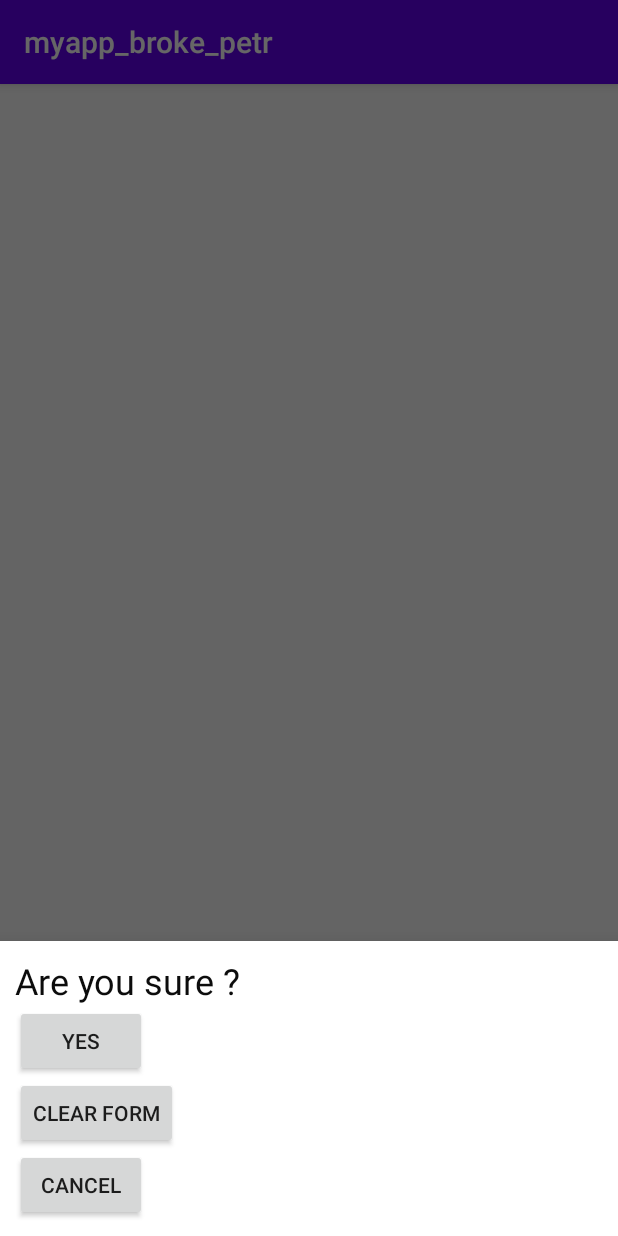
After one commit to vinitasan979/brokePtr, an Android app: the fragment BottomSheetDialog shown on its own in the app's theme, on a phone screen of 412 x 824 dp. The commit adds this screen. Run offline under Robolectric (Android 15) with nearby library versions, the phone set to English and light mode, and no system bars; 1 statement that could not run was skipped.

Commit message:
Error checking

```diff
--- a/app/src/main/java/com/example/myapp_broke_petr/Adapters/TransAdapter.java
+++ b/app/src/main/java/com/example/myapp_broke_petr/Adapters/TransAdapter.java
@@ -66,7 +66,6 @@ public class TransAdapter extends RecyclerView.Adapter<TransAdapter.ViewHolder>{
             tvAmount=itemView.findViewById(R.id.tvAmount);
             tvDate=itemView.findViewById(R.id.tvDate);
             tvProduct=itemView.findViewById(R.id.tvProduct);
-            ibDelete=itemView.findViewById(R.id.ibDelete);
 
         }
 
--- /dev/null
+++ b/app/src/main/java/com/example/myapp_broke_petr/BottomSheetDialog.java
@@ -0,0 +1,67 @@
+package com.example.myapp_broke_petr;
+
+import android.content.Context;
+import android.os.Bundle;
+import android.view.LayoutInflater;
+import android.view.View;
+import android.view.ViewGroup;
+import android.widget.Button;
+import android.widget.Toast;
+
+import com.google.android.material.bottomsheet.BottomSheetDialogFragment;
+
+import androidx.annotation.NonNull;
+import androidx.annotation.Nullable;
+
+public class BottomSheetDialog extends BottomSheetDialogFragment {
+    //private BottomSheetListener listener;
+
+    Button btnConfirm;
+    Button btnCancel;
+    Button btnClear;
+
+
+    //inflat the we defined for bottom sheet dialogue
+    @Nullable
+    @Override
+    public View onCreateView(@NonNull LayoutInflater inflater, @Nullable ViewGroup container, @Nullable Bundle savedInstanceState) {
+        View v = inflater.inflate(R.layout.bottom_sheet, container, false);
+        return v;
+    }
+
+    @Override
+    public void onViewCreated(@NonNull View view, @Nullable Bundle savedInstanceState) {
+        super.onViewCreated(view, savedInstanceState);
+        btnCancel = view.findViewById(R.id.btnCancel);
+        btnConfirm = view.findViewById(R.id.btnConfirm);
+        btnClear = view.findViewWithTag(R.id.btnClear);
+
+        btnConfirm.setOnClickListener(new View.OnClickListener() {
+            @Override
+            public void onClick(View view) {
+                //listener.onButtonClicked("btnConform");
+                dismiss();
+
+            }
+        });
+        btnCancel.setOnClickListener(new View.OnClickListener() {
+            @Override
+            public void onClick(View view) {
+                //listener.onButtonClicked("btnCancel");
+                Toast.makeText(getContext(), "Please fill alll fields", Toast.LENGTH_LONG).show();
+                dismiss();
+
+            }
+        });
+        btnClear.setOnClickListener(new View.OnClickListener() {
+            @Override
+            public void onClick(View view) {
+                //listener.onButtonClicked("btnClear");
+                dismiss();
+
+            }
+        });
+
+
+    }
+}
--- a/app/src/main/java/com/example/myapp_broke_petr/Fragments/AddItemFragment.java
+++ b/app/src/main/java/com/example/myapp_broke_petr/Fragments/AddItemFragment.java
@@ -11,6 +11,7 @@ import androidx.annotation.NonNull;
 import androidx.annotation.Nullable;
 import androidx.annotation.RequiresApi;
 import androidx.fragment.app.Fragment;
+import androidx.fragment.app.FragmentManager;
 
 import android.util.Log;
 import android.view.LayoutInflater;
@@ -26,6 +27,7 @@ import android.widget.Spinner;
 import android.widget.TextView;
 import android.widget.Toast;
 
+import com.example.myapp_broke_petr.BottomSheetDialog;
 import com.example.myapp_broke_petr.LoginActivity;
 import com.example.myapp_broke_petr.R;
 import com.example.myapp_broke_petr.Transaction;
@@ -171,28 +173,38 @@ public class AddItemFragment extends Fragment {
         btnAdd.setOnClickListener(new View.OnClickListener() {
             @Override
             public void onClick(View view) {
+            if(etAmount.getText().toString().isEmpty() || etProduct.getText().toString().isEmpty()){
+                    Toast.makeText(getContext(), "Please fill alll fields", Toast.LENGTH_LONG).show();
+
+                }
+
+            else {
 
                 //get user inputs
-                product=etProduct.getText().toString();
-                amount=Float.parseFloat(etAmount.getText().toString());
+                product = etProduct.getText().toString();
+                amount = Float.parseFloat(etAmount.getText().toString());
 
                 //add transcation under logged in user
-                curr_user=mAuth.getCurrentUser();
-                myRef=database.getReference(curr_user.getUid()).child("transactions");
+                curr_user = mAuth.getCurrentUser();
+                myRef = database.getReference(curr_user.getUid()).child("transactions");
                 //create a new key for the transaction
-                String keyid=myRef.push().getKey();
+                String keyid = myRef.push().getKey();
                 //create new transaction object
-                Transaction transaction= new Transaction(date,product,category,amount);
+                Transaction transaction = new Transaction(date, product, category, amount);
                 //set this object as the value of the key created
                 myRef.child(keyid).setValue(transaction);
                 Toast.makeText(getContext(), "Item Added", Toast.LENGTH_LONG).show();
+            }
 
 
 
             }
         });
 
+
+
+
     }
-    public void openDialog(){}
+
 
 }
--- /dev/null
+++ b/app/src/main/res/layout/bottom_sheet.xml
@@ -0,0 +1,34 @@
+<?xml version="1.0" encoding="utf-8"?>
+<LinearLayout xmlns:android="http://schemas.android.com/apk/res/android"
+    android:layout_width="match_parent"
+    android:layout_height="wrap_content"
+    android:orientation="vertical"
+    android:padding="10dp">
+
+    <TextView
+        android:layout_width="wrap_content"
+        android:layout_height="wrap_content"
+        android:text="Are you sure ?"
+        android:textColor="#0C0C0C"
+        android:textSize="24sp" />
+
+    <Button
+        android:id="@+id/btnConfirm"
+        android:layout_width="wrap_content"
+        android:layout_height="wrap_content"
+        android:text="Yes" />
+
+    <Button
+        android:id="@+id/btnClear"
+        android:layout_width="wrap_content"
+        android:layout_height="wrap_content"
+        android:text="Clear Form" />
+
+    <Button
+        android:id="@+id/btnCancel"
+        android:layout_width="wrap_content"
+        android:layout_height="wrap_content"
+        android:text="Cancel" />
+
+
+</LinearLayout>
```
